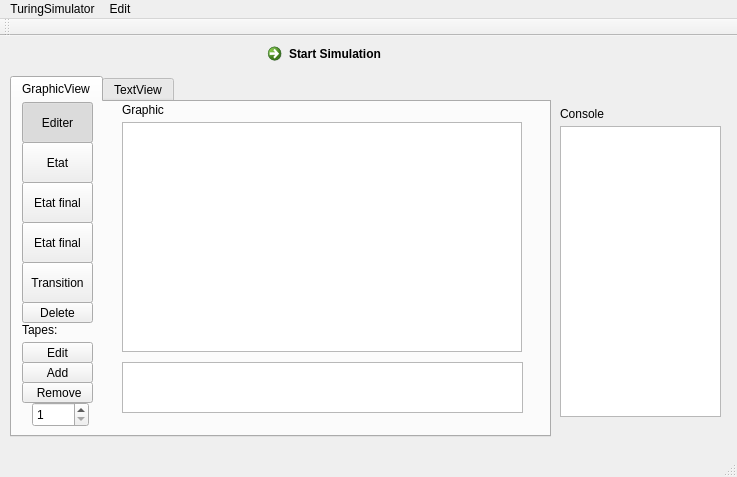
Above: gui/ui/mainwindow.ui from pkelder/Turing before the change. Below: the same form after it.
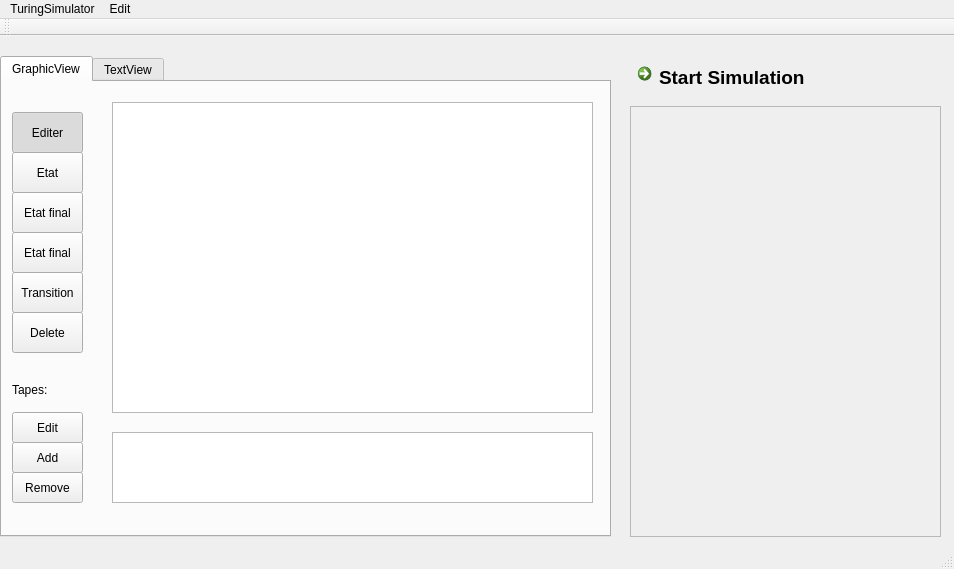
That is the form after the change. Icons and pictures are not drawn.

```diff
--- a/gui/ui/mainwindow.ui
+++ b/gui/ui/mainwindow.ui
@@ -9,8 +9,8 @@
    <rect>
     <x>0</x>
     <y>0</y>
-    <width>737</width>
-    <height>477</height>
+    <width>954</width>
+    <height>569</height>
    </rect>
   </property>
   <property name="sizePolicy">
@@ -21,8 +21,14 @@
   </property>
   <property name="minimumSize">
    <size>
-    <width>700</width>
-    <height>400</height>
+    <width>954</width>
+    <height>569</height>
+   </size>
+  </property>
+  <property name="maximumSize">
+   <size>
+    <width>954</width>
+    <height>569</height>
    </size>
   </property>
   <property name="windowTitle">
@@ -35,10 +41,10 @@
    <widget class="QTabWidget" name="tabWidget">
     <property name="geometry">
      <rect>
-      <x>10</x>
-      <y>40</y>
-      <width>541</width>
-      <height>361</height>
+      <x>0</x>
+      <y>20</y>
+      <width>611</width>
+      <height>481</height>
      </rect>
     </property>
     <property name="sizePolicy">
@@ -63,46 +69,11 @@
      <attribute name="title">
       <string>GraphicView</string>
      </attribute>
-     <widget class="QSpinBox" name="spinBox">
-      <property name="geometry">
-       <rect>
-        <x>20</x>
-        <y>300</y>
-        <width>57</width>
-        <height>25</height>
-       </rect>
-      </property>
-      <property name="minimumSize">
-       <size>
-        <width>1</width>
-        <height>3</height>
-       </size>
-      </property>
-      <property name="minimum">
-       <number>1</number>
-      </property>
-      <property name="maximum">
-       <number>5</number>
-      </property>
-     </widget>
-     <widget class="QLabel" name="label">
-      <property name="geometry">
-       <rect>
-        <x>110</x>
-        <y>0</y>
-        <width>62</width>
-        <height>16</height>
-       </rect>
-      </property>
-      <property name="text">
-       <string>Graphic</string>
-      </property>
-     </widget>
      <widget class="QToolButton" name="StateButton">
       <property name="geometry">
        <rect>
         <x>10</x>
-        <y>40</y>
+        <y>70</y>
         <width>71</width>
         <height>41</height>
        </rect>
@@ -131,7 +102,7 @@
       <property name="geometry">
        <rect>
         <x>10</x>
-        <y>80</y>
+        <y>110</y>
         <width>71</width>
         <height>41</height>
        </rect>
@@ -163,7 +134,7 @@
       <property name="geometry">
        <rect>
         <x>10</x>
-        <y>0</y>
+        <y>30</y>
         <width>71</width>
         <height>41</height>
        </rect>
@@ -198,7 +169,7 @@
       <property name="geometry">
        <rect>
         <x>10</x>
-        <y>160</y>
+        <y>190</y>
         <width>71</width>
         <height>41</height>
        </rect>
@@ -223,7 +194,7 @@
       <property name="geometry">
        <rect>
         <x>10</x>
-        <y>120</y>
+        <y>150</y>
         <width>71</width>
         <height>41</height>
        </rect>
@@ -253,106 +224,139 @@
        <rect>
         <x>110</x>
         <y>20</y>
-        <width>400</width>
-        <height>230</height>
+        <width>481</width>
+        <height>311</height>
        </rect>
       </property>
-      <property name="maximumSize">
-       <size>
-        <width>400</width>
-        <height>230</height>
-       </size>
-      </property>
       <property name="mouseTracking">
        <bool>true</bool>
       </property>
      </widget>
-     <widget class="QPushButton" name="DeleteButton">
-      <property name="geometry">
-       <rect>
-        <x>10</x>
-        <y>200</y>
-        <width>71</width>
-        <height>21</height>
-       </rect>
-      </property>
-      <property name="text">
-       <string>Delete</string>
-      </property>
-      <property name="icon">
-       <iconset resource="../Ressource.qrc">
-        <normaloff>:/new/icones/delete.png</normaloff>:/new/icones/delete.png</iconset>
-      </property>
-     </widget>
      <widget class="QListWidget" name="listWidget">
       <property name="geometry">
        <rect>
         <x>110</x>
-        <y>260</y>
-        <width>401</width>
-        <height>51</height>
+        <y>350</y>
+        <width>481</width>
+        <height>71</height>
        </rect>
       </property>
      </widget>
-     <widget class="QPushButton" name="EditTransitionButton">
+     <widget class="QLabel" name="label_2">
       <property name="geometry">
        <rect>
         <x>10</x>
-        <y>240</y>
+        <y>300</y>
+        <width>62</width>
+        <height>16</height>
+       </rect>
+      </property>
+      <property name="text">
+       <string>Tapes:</string>
+      </property>
+     </widget>
+     <widget class="QToolButton" name="DeleteButton">
+      <property name="geometry">
+       <rect>
+        <x>10</x>
+        <y>230</y>
         <width>71</width>
-        <height>21</height>
+        <height>41</height>
+       </rect>
+      </property>
+      <property name="toolTip">
+       <string>Delete Item</string>
+      </property>
+      <property name="text">
+       <string extracomment="Transition">Delete</string>
+      </property>
+      <property name="icon">
+       <iconset resource="../Ressource.qrc">
+        <normaloff>:/new/icones/delete.png</normaloff>:/new/icones/delete.png</iconset>
+      </property>
+      <property name="iconSize">
+       <size>
+        <width>100</width>
+        <height>100</height>
+       </size>
+      </property>
+      <property name="checkable">
+       <bool>false</bool>
+      </property>
+     </widget>
+     <widget class="QToolButton" name="EditTransitionButton">
+      <property name="geometry">
+       <rect>
+        <x>10</x>
+        <y>330</y>
+        <width>71</width>
+        <height>31</height>
        </rect>
       </property>
       <property name="toolTip">
        <string>Edit Tape</string>
       </property>
       <property name="text">
-       <string>Edit</string>
+       <string extracomment="Transition">Edit</string>
+      </property>
+      <property name="iconSize">
+       <size>
+        <width>100</width>
+        <height>100</height>
+       </size>
+      </property>
+      <property name="checkable">
+       <bool>false</bool>
       </property>
      </widget>
-     <widget class="QPushButton" name="EditTransitionButton_2">
+     <widget class="QToolButton" name="AddTapeButton">
       <property name="geometry">
        <rect>
         <x>10</x>
-        <y>260</y>
+        <y>360</y>
         <width>71</width>
-        <height>21</height>
+        <height>31</height>
        </rect>
       </property>
       <property name="toolTip">
        <string>Add Tape</string>
       </property>
       <property name="text">
-       <string>Add</string>
+       <string extracomment="Transition">Add</string>
+      </property>
+      <property name="iconSize">
+       <size>
+        <width>100</width>
+        <height>100</height>
+       </size>
+      </property>
+      <property name="checkable">
+       <bool>false</bool>
       </property>
      </widget>
-     <widget class="QPushButton" name="EditTransitionButton_3">
+     <widget class="QToolButton" name="DeleteTapeButton">
       <property name="geometry">
        <rect>
         <x>10</x>
-        <y>280</y>
+        <y>390</y>
         <width>71</width>
-        <height>21</height>
+        <height>31</height>
        </rect>
       </property>
       <property name="toolTip">
        <string>Remove Tape</string>
       </property>
       <property name="text">
-       <string> Remove</string>
+       <string extracomment="Transition">Remove</string>
       </property>
-     </widget>
-     <widget class="QLabel" name="label_2">
-      <property name="geometry">
-       <rect>
-        <x>10</x>
-        <y>220</y>
-        <width>62</width>
-        <height>16</height>
-       </rect>
+      <property name="iconSize">
+       <size>
+        <width>100</width>
+        <height>100</height>
+       </size>
       </property>
-      <property name="text">
-       <string>Tapes:</string>
+      <property name="checkable">
+       <bool>false</bool>
       </property>
      </widget>
     </widget>
@@ -388,12 +392,17 @@
    <widget class="QCommandLinkButton" name="bouton">
     <property name="geometry">
      <rect>
-      <x>260</x>
-      <y>0</y>
-      <width>161</width>
-      <height>31</height>
+      <x>630</x>
+      <y>20</y>
+      <width>181</width>
+      <height>41</height>
      </rect>
     </property>
+    <property name="font">
+     <font>
+      <pointsize>14</pointsize>
+     </font>
+    </property>
     <property name="text">
      <string>Start Simulation</string>
     </property>
@@ -404,57 +413,29 @@
      <bool>false</bool>
     </property>
    </widget>
-   <widget class="QLabel" name="label_3">
+   <widget class="QTextEdit" name="console">
+    <property name="enabled">
+     <bool>false</bool>
+    </property>
     <property name="geometry">
      <rect>
-      <x>560</x>
+      <x>630</x>
       <y>70</y>
-      <width>62</width>
-      <height>16</height>
+      <width>311</width>
+      <height>431</height>
      </rect>
     </property>
-    <property name="text">
+    <property name="toolTip">
      <string>Console</string>
     </property>
    </widget>
-   <widget class="QTextEdit" name="console">
-    <property name="geometry">
-     <rect>
-      <x>560</x>
-      <y>90</y>
-      <width>161</width>
-      <height>291</height>
-     </rect>
-    </property>
-   </widget>
-   <widget class="QLabel" name="transition_label">
-    <property name="geometry">
-     <rect>
-      <x>130</x>
-      <y>400</y>
-      <width>391</width>
-      <height>16</height>
-     </rect>
-    </property>
-    <property name="font">
-     <font>
-      <family>Helvetica</family>
-      <pointsize>14</pointsize>
-      <weight>50</weight>
-      <bold>false</bold>
-     </font>
-    </property>
-    <property name="text">
-     <string/>
-    </property>
-   </widget>
   </widget>
   <widget class="QMenuBar" name="menuBar">
    <property name="geometry">
     <rect>
      <x>0</x>
      <y>0</y>
-     <width>737</width>
+     <width>954</width>
      <height>22</height>
     </rect>
    </property>
@@ -480,7 +461,7 @@
   </widget>
   <widget class="QToolBar" name="mainToolBar">
    <property name="enabled">
-    <bool>true</bool>
+    <bool>false</bool>
    </property>
    <property name="sizePolicy">
     <sizepolicy hsizetype="Expanding" vsizetype="Expanding">
```
Left out of the diff: 31 changed lines with no effect on the pictures.
